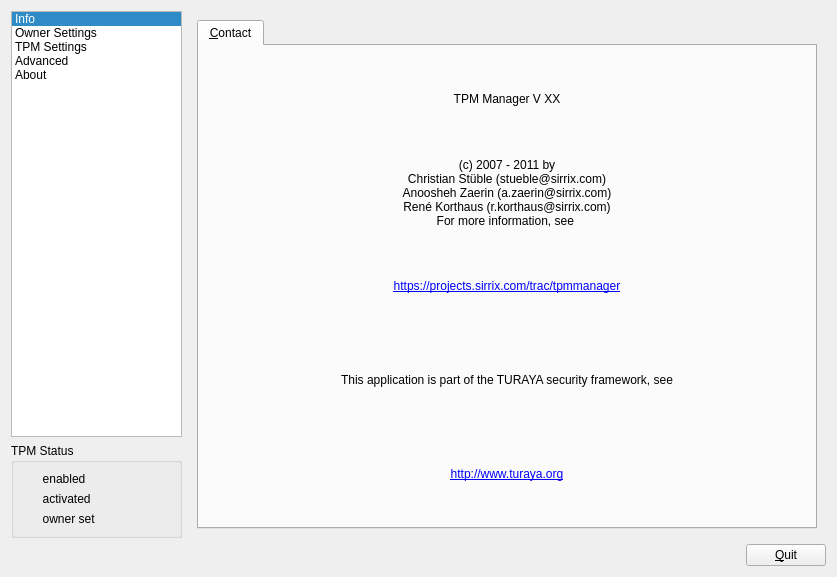
Old version of the form ui/TPMManagerBase.ui in the repository Rohde-Schwarz/TPMManager.
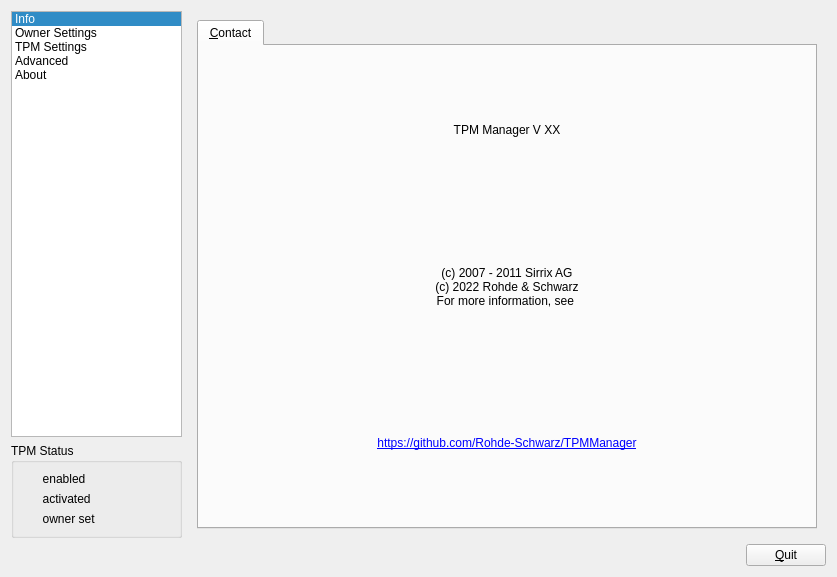
New version of the form. The open tabs and pages were chosen to show the change. Icons and pictures are not drawn.

Commit message: Update copyright & links

The edit to the form file:
```diff
--- a/ui/TPMManagerBase.ui
+++ b/ui/TPMManagerBase.ui
@@ -2612,10 +2612,8 @@
                   </font>
                  </property>
                  <property name="text">
-                  <string>(c) 2007 - 2011 by
-Christian Stüble (stueble@sirrix.com) 
-Anoosheh Zaerin (a.zaerin@sirrix.com) 
-René Korthaus (r.korthaus@sirrix.com)
+                  <string>(c) 2007 - 2011 Sirrix AG
+(c) 2022 Rohde &amp; Schwarz
 For more information, see </string>
                  </property>
                  <property name="alignment">
@@ -2629,36 +2627,7 @@
                <item>
                 <widget class="QLabel" name="downloadLink">
                  <property name="text">
-                  <string>&lt;A HREF=&quot;https://projects.sirrix.com/trac/tpmmanager&quot;&gt;https://projects.sirrix.com/trac/tpmmanager&lt;/a&gt;</string>
-                 </property>
-                 <property name="alignment">
-                  <set>Qt::AlignCenter</set>
-                 </property>
-                </widget>
-               </item>
-               <item>
-                <widget class="QLabel" name="textLabel1_8">
-                 <property name="font">
-                  <font>
-                   <pointsize>9</pointsize>
-                  </font>
-                 </property>
-                 <property name="text">
-                  <string>&lt;!DOCTYPE HTML PUBLIC &quot;-//W3C//DTD HTML 4.0//EN&quot; &quot;http://www.w3.org/TR/REC-html40/strict.dtd&quot;&gt;
-&lt;html&gt;&lt;head&gt;&lt;meta name=&quot;qrichtext&quot; content=&quot;1&quot; /&gt;&lt;style type=&quot;text/css&quot;&gt;
-p, li { white-space: pre-wrap; }
-&lt;/style&gt;&lt;/head&gt;&lt;body style=&quot; font-family:'DejaVu Sans'; font-size:9pt; font-weight:400; font-style:normal;&quot;&gt;
-&lt;p align=&quot;center&quot; style=&quot; margin-top:12px; margin-bottom:12px; margin-left:0px; margin-right:0px; -qt-block-indent:0; text-indent:0px;&quot;&gt;This application is part of the TURAYA security framework, see&lt;/p&gt;&lt;/body&gt;&lt;/html&gt;</string>
-                 </property>
-                 <property name="wordWrap">
-                  <bool>false</bool>
-                 </property>
-                </widget>
-               </item>
-               <item>
-                <widget class="QLabel" name="perseusLink">
-                 <property name="text">
-                  <string>&lt;a href=&quot;http://www.turaya.org&quot;&gt;http://www.turaya.org&lt;/a&gt;</string>
+                  <string>&lt;A HREF=&quot;https://github.com/Rohde-Schwarz/TPMManager&quot;&gt;https://github.com/Rohde-Schwarz/TPMManager&lt;/a&gt;</string>
                  </property>
                  <property name="alignment">
                   <set>Qt::AlignCenter</set>
```
